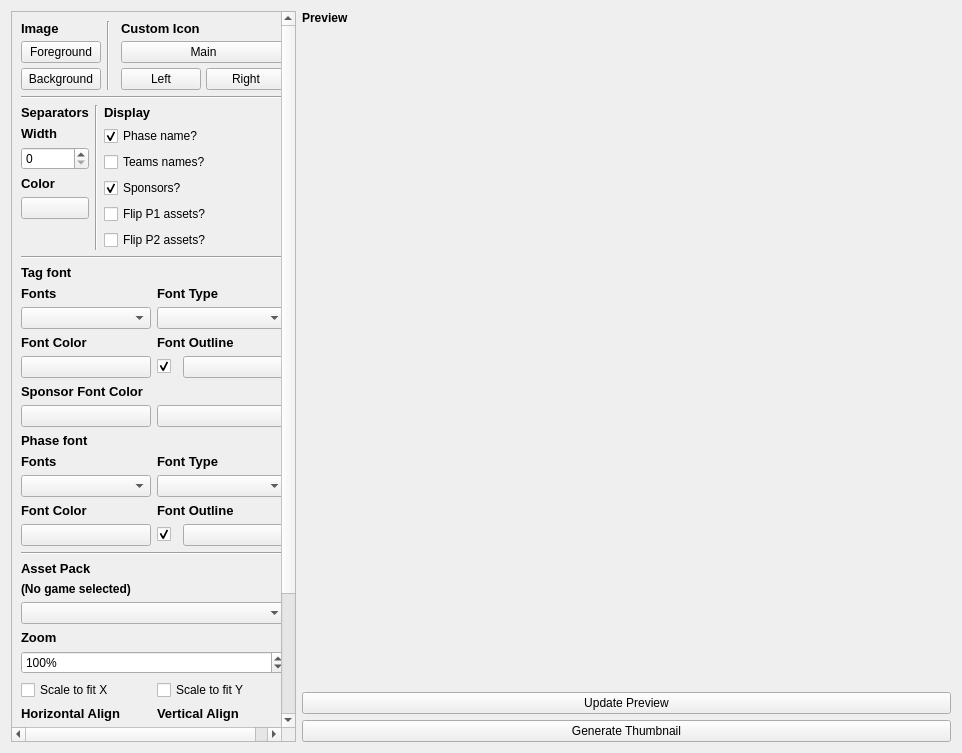
The window that src/layout/TSHThumbnailSettings.ui (joaorb64/TournamentStreamHelper) describes before a commit, drawn with Qt 5.
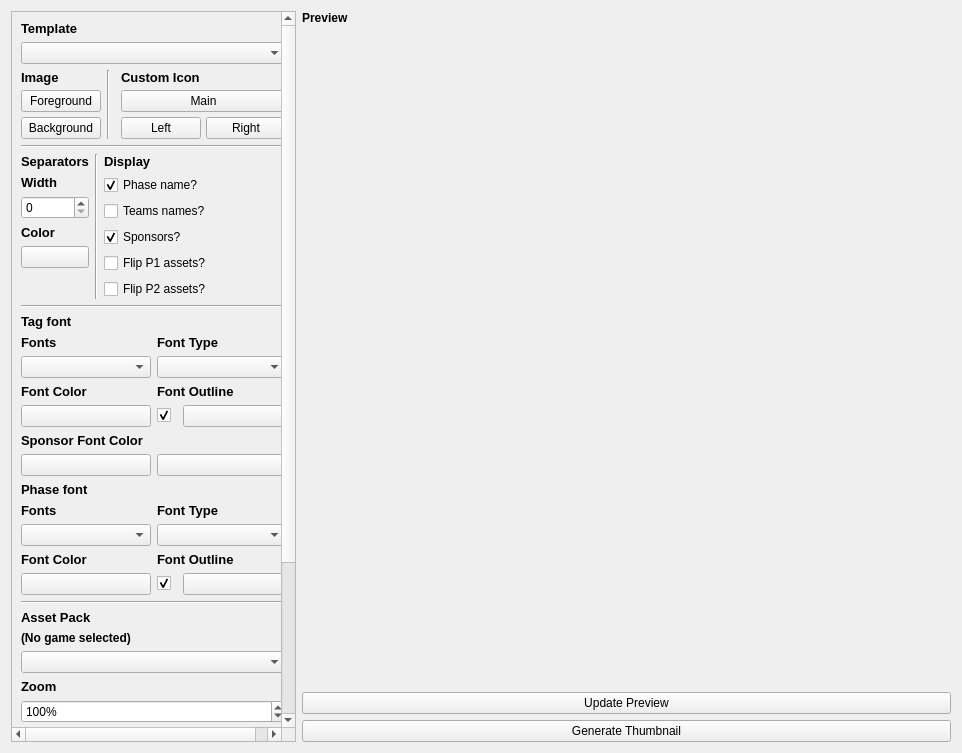
The same window after the commit.

Commit message: Add thumbnail template selector

What changed in the file:
```diff
--- a/src/layout/TSHThumbnailSettings.ui
+++ b/src/layout/TSHThumbnailSettings.ui
@@ -34,12 +34,29 @@
         <x>0</x>
         <y>0</y>
         <width>302</width>
-        <height>1003</height>
+        <height>1056</height>
        </rect>
       </property>
       <layout class="QVBoxLayout" name="verticalLayout_6">
        <item>
         <layout class="QVBoxLayout" name="verticalLayout">
+         <item>
+          <widget class="QLabel" name="label_17">
+           <property name="font">
+            <font>
+             <pointsize>10</pointsize>
+             <weight>75</weight>
+             <bold>true</bold>
+            </font>
+           </property>
+           <property name="text">
+            <string>Template</string>
+           </property>
+          </widget>
+         </item>
+         <item>
+          <widget class="QComboBox" name="templateSelect"/>
+         </item>
          <item>
           <layout class="QHBoxLayout" name="horizontalLayout_4" stretch="1,0,1">
            <property name="rightMargin">
```
The commit also changes 2 other files.
